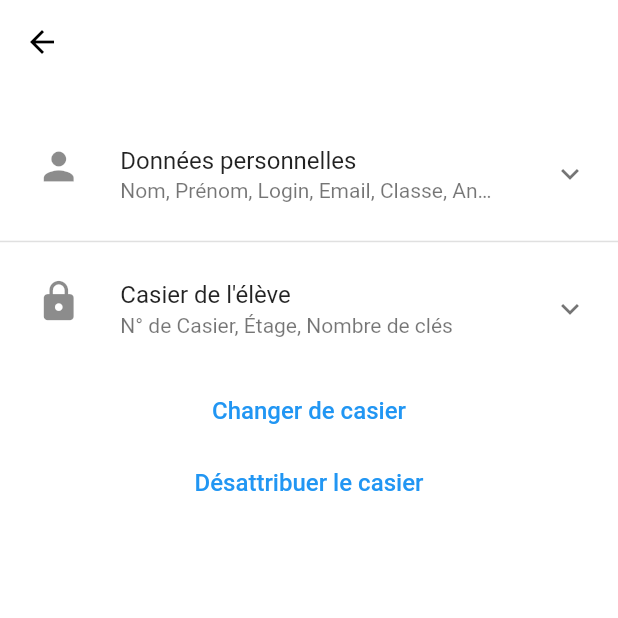
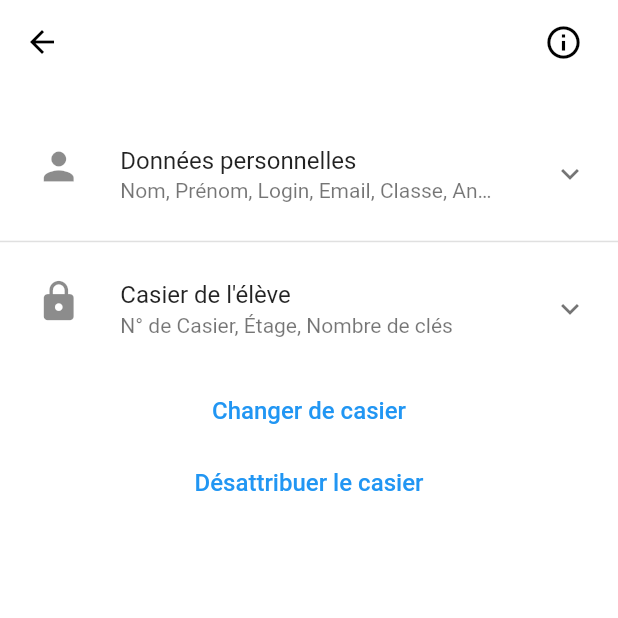
Before and after one commit to HerdisonHazeraj/lockers_app, a Flutter app: the StudentDetailsScreenMobile screen opened directly with empty values, on a phone screen of 412 x 824 dp, the top half of it. Run offline on Flutter 3.47's test engine with Material 2 defaults, Android fonts, the phone set to English and light mode, and no system bars; our stand-ins replace cached_network_image, easy_sidemenu, file_picker, firebase_auth, firebase_core, firebase_database and 6 more; missing offline and left inert: firedart, fluent_ui, multiselect, window_size; accounts and stored records are empty; network calls fail; project files that could hold a hidden picture were left out.

```diff
--- a/lib/screens/mobile/students/widget/student_details_screen.dart
+++ b/lib/screens/mobile/students/widget/student_details_screen.dart
@@ -1,5 +1,6 @@
 import 'package:flutter/material.dart';
 import 'package:lockers_app/providers/lockers_student_provider.dart';
+import 'package:lockers_app/screens/core/components/modal_bottomsheet.dart';
 import 'package:lockers_app/screens/mobile/students/widget/lockerstudent_info_widget.dart';
 import 'package:lockers_app/screens/mobile/students/widget/students_info_widget.dart';
 import 'package:provider/provider.dart';
@@ -43,6 +44,28 @@ class _StudentDetailsScreenMobileState
               Navigator.pop(context);
             },
           ),
+          actions: [
+            // widget.locker.isDefective!
+            Padding(
+              padding: EdgeInsets.only(
+                  right: MediaQuery.of(context).size.width * 0.03),
+              child: IconButton(
+                onPressed: () {
+                  // ModalBottomSheetWidget(
+                  //   context,
+                  //   standardList,
+                  //   widget.locker,
+                  // );
+                },
+                icon: const Icon(
+                  Icons.info_outline,
+                  color: Colors.black,
+                  size: 26,
+                ),
+              ),
+            )
+            //  const Text('')
+          ],
         ),
         body: SingleChildScrollView(
           child: Column(children: [
```
Also changed, not shown: pubspec.lock, 2 other files.
